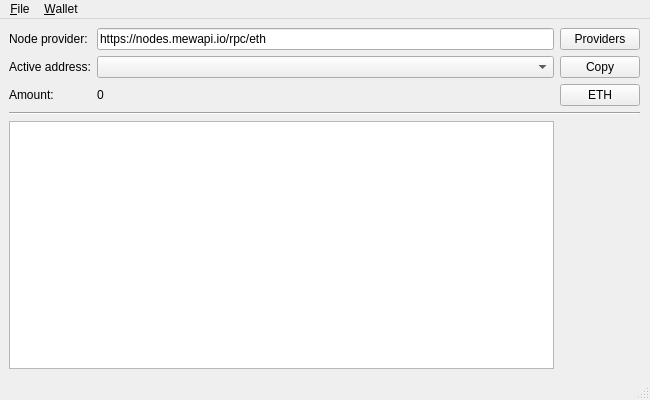
tokimay/full_access_wallet, file resources/UI/MainWindow.ui: the form before one commit.
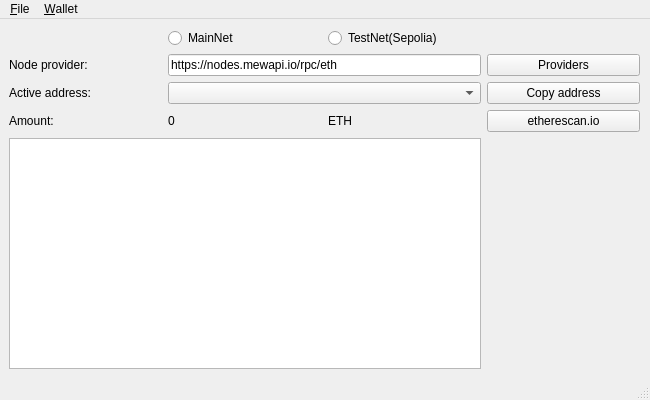
The form after the commit.

```diff
--- a/resources/UI/MainWindow.ui
+++ b/resources/UI/MainWindow.ui
@@ -23,29 +23,91 @@
       <height>341</height>
      </rect>
     </property>
-    <layout class="QGridLayout" name="gridlayout" columnstretch="0,1,0">
-     <item row="2" column="2">
-      <widget class="QPushButton" name="pushButton_ETH">
+    <layout class="QGridLayout" name="gridlayout" columnstretch="0,0,0,0">
+     <item row="2" column="0">
+      <widget class="QLabel" name="label_activeAddress">
        <property name="text">
-        <string>ETH</string>
+        <string>Active address:</string>
        </property>
       </widget>
      </item>
-     <item row="0" column="0">
+     <item row="1" column="0">
       <widget class="QLabel" name="label_node_provider">
        <property name="text">
         <string>Node provider:</string>
        </property>
       </widget>
      </item>
+     <item row="0" column="1">
+      <widget class="QRadioButton" name="radioButton_mainNet">
+       <property name="text">
+        <string>MainNet</string>
+       </property>
+      </widget>
+     </item>
      <item row="0" column="2">
+      <widget class="QRadioButton" name="radioButton_testNet">
+       <property name="text">
+        <string>TestNet(Sepolia)</string>
+       </property>
+      </widget>
+     </item>
+     <item row="6" column="0" colspan="3">
+      <widget class="QTextEdit" name="textEdit_main"/>
+     </item>
+     <item row="2" column="1" colspan="2">
+      <widget class="QComboBox" name="comboBox_activeAddress_val"/>
+     </item>
+     <item row="3" column="1">
+      <widget class="QLabel" name="label_amount_val">
+       <property name="text">
+        <string>0</string>
+       </property>
+      </widget>
+     </item>
+     <item row="3" column="0">
+      <widget class="QLabel" name="label_amount">
+       <property name="text">
+        <string>Amount:</string>
+       </property>
+      </widget>
+     </item>
+     <item row="3" column="3">
+      <widget class="QPushButton" name="pushButton_ETH">
+       <property name="text">
+        <string>etherescan.io</string>
+       </property>
+      </widget>
+     </item>
+     <item row="3" column="2">
+      <widget class="QLabel" name="label_ETH">
+       <property name="text">
+        <string>ETH</string>
+       </property>
+      </widget>
+     </item>
+     <item row="1" column="3">
       <widget class="QPushButton" name="pushButton_node_provider">
        <property name="text">
         <string>Providers</string>
        </property>
       </widget>
      </item>
-     <item row="4" column="2">
+     <item row="2" column="3">
+      <widget class="QPushButton" name="pushButton_copy_address">
+       <property name="text">
+        <string>Copy address</string>
+       </property>
+      </widget>
+     </item>
+     <item row="1" column="1" colspan="2">
+      <widget class="QLineEdit" name="lineEdit_node_provider">
+       <property name="text">
+        <string>https://nodes.mewapi.io/rpc/eth</string>
+       </property>
+      </widget>
+     </item>
+     <item row="6" column="3">
       <spacer name="verticalSpacer">
        <property name="orientation">
         <enum>Qt::Vertical</enum>
@@ -58,54 +120,6 @@
        </property>
       </spacer>
      </item>
-     <item row="3" column="0" colspan="3">
-      <widget class="Line" name="line">
-       <property name="orientation">
-        <enum>Qt::Horizontal</enum>
-       </property>
-      </widget>
-     </item>
-     <item row="1" column="2">
-      <widget class="QPushButton" name="pushButton_copy_address">
-       <property name="text">
-        <string>Copy</string>
-       </property>
-      </widget>
-     </item>
-     <item row="1" column="0">
-      <widget class="QLabel" name="label_activeAddress">
-       <property name="text">
-        <string>Active address:</string>
-       </property>
-      </widget>
-     </item>
-     <item row="2" column="1">
-      <widget class="QLabel" name="label_amount_val">
-       <property name="text">
-        <string>0</string>
-       </property>
-      </widget>
-     </item>
-     <item row="0" column="1">
-      <widget class="QLineEdit" name="lineEdit_node_provider">
-       <property name="text">
-        <string>https://nodes.mewapi.io/rpc/eth</string>
-       </property>
-      </widget>
-     </item>
-     <item row="2" column="0">
-      <widget class="QLabel" name="label_amount">
-       <property name="text">
-        <string>Amount:</string>
-       </property>
-      </widget>
-     </item>
-     <item row="1" column="1">
-      <widget class="QComboBox" name="comboBox_activeAddress_val"/>
-     </item>
-     <item row="4" column="0" colspan="2">
-      <widget class="QTextEdit" name="textEdit_main"/>
-     </item>
     </layout>
    </widget>
   </widget>
```
Left out of the diff: 42 changed lines with no effect on the pictures.
